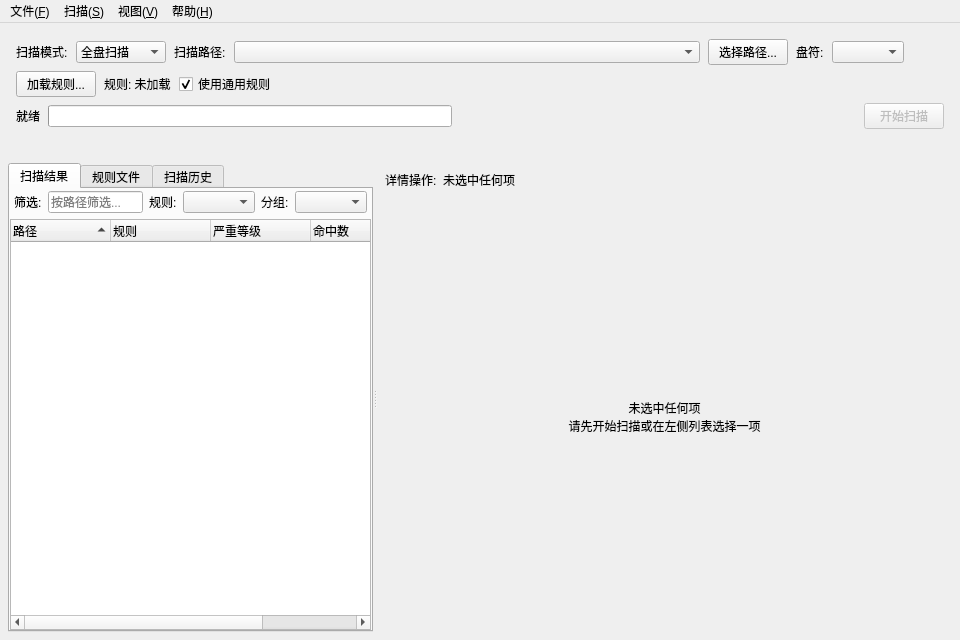
Before: the Qt Designer form src/uniscan/gui/main_window.ui in gookeryoung/fuscan, drawn with Qt 5.
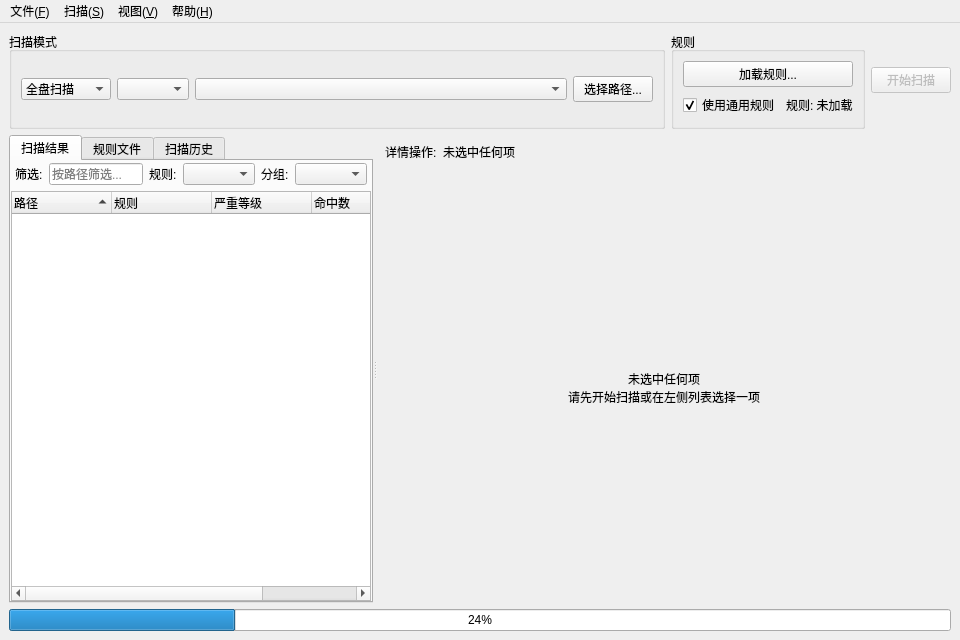
After: the same form once the commit is applied.

Commit message:
refactor(gui): 适配QGroupBox分组布局，统计信息移至状态栏
适配用户手动调整的.ui结构：顶部用QGroupBox分组（扫描模式/规则）替代control_area卡片，进度条移至底部，stats_label和current_file_label移至QStatusBar，移除已删除的scan_mode_label/path_label/drive_label引用，添加QGroupBox和状态栏样式，更新测试移除已删除标签的断言。

What changed in the file:
```diff
--- a/src/uniscan/gui/main_window.ui
+++ b/src/uniscan/gui/main_window.ui
@@ -20,52 +20,15 @@
    <string>uniscan 通用文件扫描器</string>
   </property>
   <widget class="QWidget" name="central">
-   <layout class="QVBoxLayout" name="central_layout">
-    <property name="spacing">
-     <number>6</number>
-    </property>
-    <property name="leftMargin">
-     <number>8</number>
-    </property>
-    <property name="topMargin">
-     <number>8</number>
-    </property>
-    <property name="rightMargin">
-     <number>8</number>
-    </property>
-    <property name="bottomMargin">
-     <number>8</number>
-    </property>
+   <layout class="QVBoxLayout" name="verticalLayout_2">
     <item>
-     <widget class="QFrame" name="control_area">
-      <layout class="QVBoxLayout" name="control_layout">
-       <property name="spacing">
-        <number>6</number>
-       </property>
-       <property name="leftMargin">
-        <number>8</number>
-       </property>
-       <property name="topMargin">
-        <number>8</number>
-       </property>
-       <property name="rightMargin">
-        <number>8</number>
-       </property>
-       <property name="bottomMargin">
-        <number>8</number>
-       </property>
+     <layout class="QHBoxLayout" name="horizontalLayout_3">
        <item>
-        <layout class="QHBoxLayout" name="workflow_main_row">
-         <property name="spacing">
-          <number>8</number>
-         </property>
-         <item>
-          <widget class="QLabel" name="scan_mode_label">
-           <property name="text">
-            <string>扫描模式:</string>
-           </property>
-          </widget>
-         </item>
+       <widget class="QGroupBox" name="groupBox">
+        <property name="title">
+         <string>扫描模式</string>
+        </property>
+        <layout class="QHBoxLayout" name="horizontalLayout">
          <item>
           <widget class="QComboBox" name="scan_mode_combo">
            <property name="toolTip">
@@ -89,9 +52,9 @@
           </widget>
          </item>
          <item>
-          <widget class="QLabel" name="path_label">
-           <property name="text">
-            <string>扫描路径:</string>
+          <widget class="QComboBox" name="drive_combo">
+           <property name="toolTip">
+            <string>选择要扫描的盘符</string>
            </property>
           </widget>
          </item>
@@ -115,40 +78,15 @@
            </property>
           </widget>
          </item>
-         <item>
-          <widget class="QLabel" name="drive_label">
-           <property name="text">
-            <string>盘符:</string>
-           </property>
-          </widget>
-         </item>
-         <item>
-          <widget class="QComboBox" name="drive_combo">
-           <property name="toolTip">
-            <string>选择要扫描的盘符</string>
-           </property>
-          </widget>
-         </item>
-         <item>
-          <spacer name="workflow_spacer">
-           <property name="orientation">
-            <enum>Qt::Horizontal</enum>
-           </property>
-           <property name="sizeHint" stdset="0">
-            <size>
-             <width>40</width>
-             <height>20</height>
-            </size>
-           </property>
-          </spacer>
-         </item>
         </layout>
+       </widget>
        </item>
        <item>
-        <layout class="QHBoxLayout" name="workflow_rules_row">
-         <property name="spacing">
-          <number>8</number>
-         </property>
+       <widget class="QGroupBox" name="groupBox_2">
+        <property name="title">
+         <string>规则</string>
+        </property>
+        <layout class="QVBoxLayout" name="verticalLayout">
          <item>
           <widget class="QPushButton" name="load_rules_btn">
            <property name="text">
@@ -157,12 +95,7 @@
           </widget>
          </item>
          <item>
-          <widget class="QLabel" name="rules_label">
-           <property name="text">
-            <string>规则: 未加载</string>
-           </property>
-          </widget>
-         </item>
+          <layout class="QHBoxLayout" name="horizontalLayout_2">
          <item>
           <widget class="QCheckBox" name="use_builtin_checkbox">
            <property name="toolTip">
@@ -177,54 +110,16 @@
           </widget>
          </item>
          <item>
-          <spacer name="rules_row_spacer">
-           <property name="orientation">
-            <enum>Qt::Horizontal</enum>
-           </property>
-           <property name="sizeHint" stdset="0">
-            <size>
-             <width>40</width>
-             <height>20</height>
-            </size>
-           </property>
-          </spacer>
-         </item>
-        </layout>
-       </item>
-       <item>
-        <layout class="QHBoxLayout" name="workflow_action_row">
-         <property name="spacing">
-          <number>8</number>
-         </property>
-         <item>
-          <widget class="QLabel" name="stats_label">
+            <widget class="QLabel" name="rules_label">
            <property name="text">
-            <string>就绪</string>
+              <string>规则: 未加载</string>
            </property>
           </widget>
          </item>
-         <item>
-          <widget class="QProgressBar" name="progress">
-           <property name="visible">
-            <bool>false</bool>
-           </property>
-           <property name="textVisible">
-            <bool>true</bool>
-           </property>
-          </widget>
+          </layout>
          </item>
-         <item>
-          <spacer name="action_row_spacer">
-           <property name="orientation">
-            <enum>Qt::Horizontal</enum>
-           </property>
-           <property name="sizeHint" stdset="0">
-            <size>
-             <width>40</width>
-             <height>20</height>
-            </size>
-           </property>
-          </spacer>
+        </layout>
+       </widget>
          </item>
          <item>
           <widget class="QPushButton" name="scan_btn">
@@ -242,19 +137,6 @@
         </layout>
        </item>
        <item>
-        <widget class="QLabel" name="current_file_label">
-         <property name="visible">
-          <bool>false</bool>
-         </property>
-         <property name="text">
-          <string/>
-         </property>
-        </widget>
-       </item>
-      </layout>
-     </widget>
-    </item>
-    <item>
      <widget class="QSplitter" name="splitter">
       <property name="orientation">
        <enum>Qt::Horizontal</enum>
@@ -867,6 +749,13 @@
       </widget>
      </widget>
     </item>
+    <item>
+     <widget class="QProgressBar" name="progress">
+      <property name="value">
+       <number>24</number>
+      </property>
+     </widget>
+    </item>
    </layout>
   </widget>
   <widget class="QMenuBar" name="menubar">
@@ -874,7 +763,7 @@
     <rect>
      <x>0</x>
      <y>0</y>
-     <width>1007</width>
+     <width>960</width>
      <height>22</height>
     </rect>
    </property>
```
Lines whose indentation alone changed are shown as unchanged. The commit also changes 4 other files.
